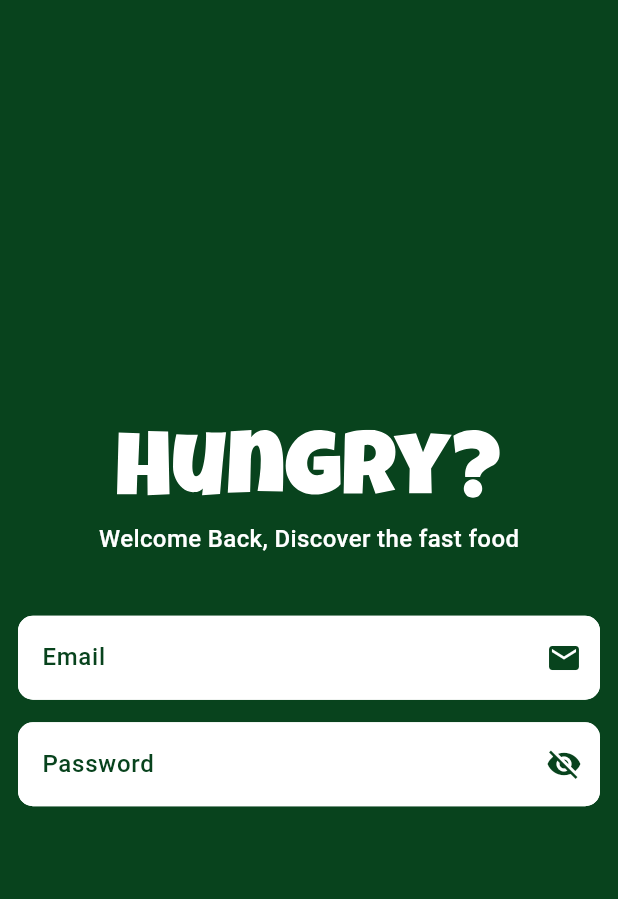
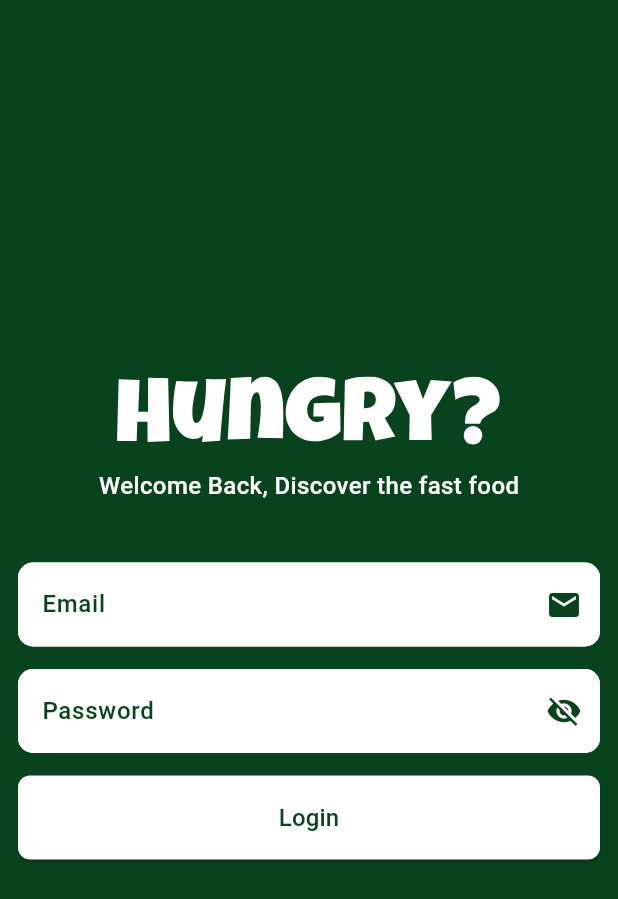
Before and after one commit to AhmedHafez32/hungray_app, a Flutter app: the screen it shows after launch, on a phone screen of 412 x 824 dp. Shown: the top 899 px of the screen. Run offline on Flutter 3.47's test engine with Material 3 defaults, Android fonts, the phone set to English and light mode, and no system bars; our stand-ins replace flutter_svg, go_router; Roboto replaces fonts that are missing (inter).

Commit message:
add loginPage.dart

```diff
--- /dev/null
+++ b/lib/core/sheared/customButtonWidget.dart
@@ -0,0 +1,47 @@
+import 'package:flutter/material.dart';
+
+import '../constants/appColors.dart';
+
+class CustomButtonWidget extends StatelessWidget {
+  final String buttonText;
+  final Color? buttonColor;
+  final double? width;
+  final double? height;
+  final double? borderRadius;
+  final double? fontSize;
+  final Color? textColor;
+  final void Function() onPress;
+  const CustomButtonWidget({
+    super.key,
+    required this.buttonText,
+    this.buttonColor,
+    this.width,
+    this.height,
+    this.borderRadius,
+    this.fontSize,
+    this.textColor,
+    required this.onPress,
+  });
+
+  @override
+  Widget build(BuildContext context) {
+    return ElevatedButton(
+      onPressed: onPress,
+      style: ElevatedButton.styleFrom(
+        backgroundColor: buttonColor ?? AppColors.white,
+        shape: RoundedRectangleBorder(
+          borderRadius: BorderRadius.circular(borderRadius ?? 8),
+        ),
+        minimumSize: Size(width ?? double.infinity, height ?? 56),
+        //fixedSize: Size(width ?? double.infinity, height ?? 56),
+      ),
+      child: Text(
+        buttonText,
+        style: TextStyle(
+          color: textColor ?? AppColors.primary,
+          fontSize: fontSize ?? 16,
+        ),
+      ),
+    );
+  }
+}
--- a/lib/features/auth/view/loginPage.dart
+++ b/lib/features/auth/view/loginPage.dart
@@ -1,7 +1,10 @@
 import 'package:flutter/material.dart';
 import 'package:flutter_svg/flutter_svg.dart';
+import 'package:go_router/go_router.dart';
 import 'package:hungry/core/constants/appAssets.dart';
 import 'package:hungry/core/constants/appColors.dart';
+import 'package:hungry/core/routing/app_routes.dart';
+import 'package:hungry/core/sheared/customButtonWidget.dart';
 import 'package:hungry/core/sheared/customTextFormField.dart';
 import 'package:hungry/core/sheared/spacing_widgets.dart';
 import 'package:hungry/core/styles/appStyles.dart';
@@ -80,6 +83,16 @@ class _LoginPageState extends State<LoginPage> {
                     return null;
                   },
                 ),
+                const HeightSpace(height: 15),
+                CustomButtonWidget(
+                  buttonText: 'Login',
+                  onPress: () {
+                    if (formKey.currentState!.validate()) {
+                      // Handle login logic
+                      GoRouter.of(context).push(AppRoutes.signUpPage);
+                    }
+                  },
+                ),
               ],
             ),
           ),
```
